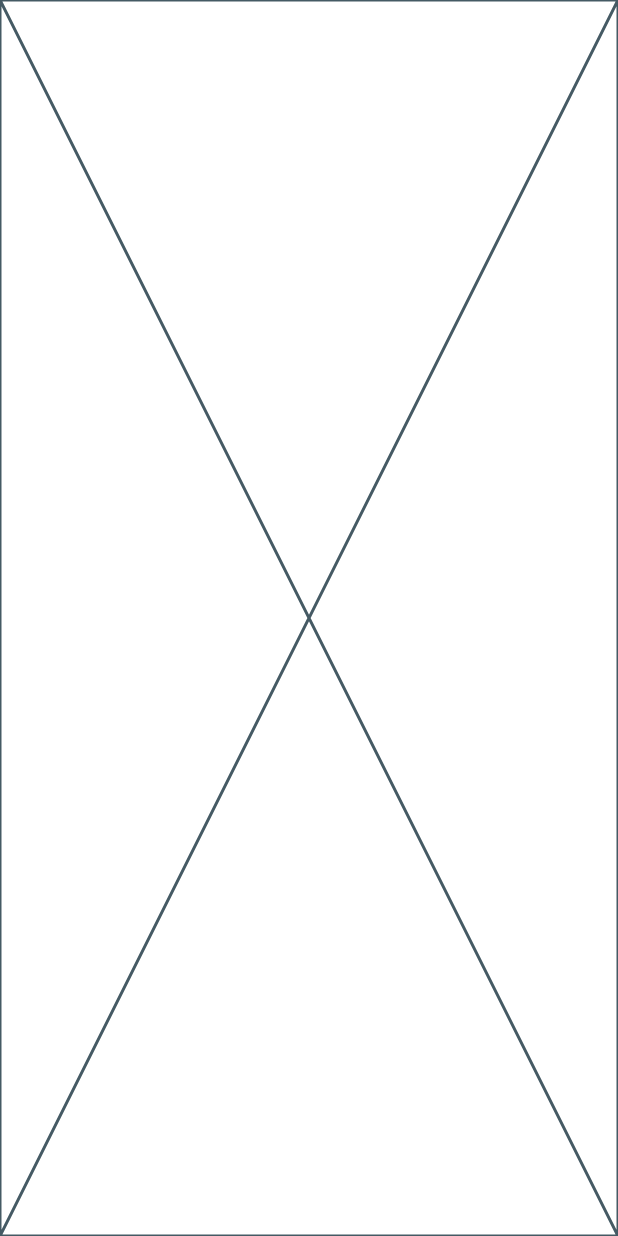
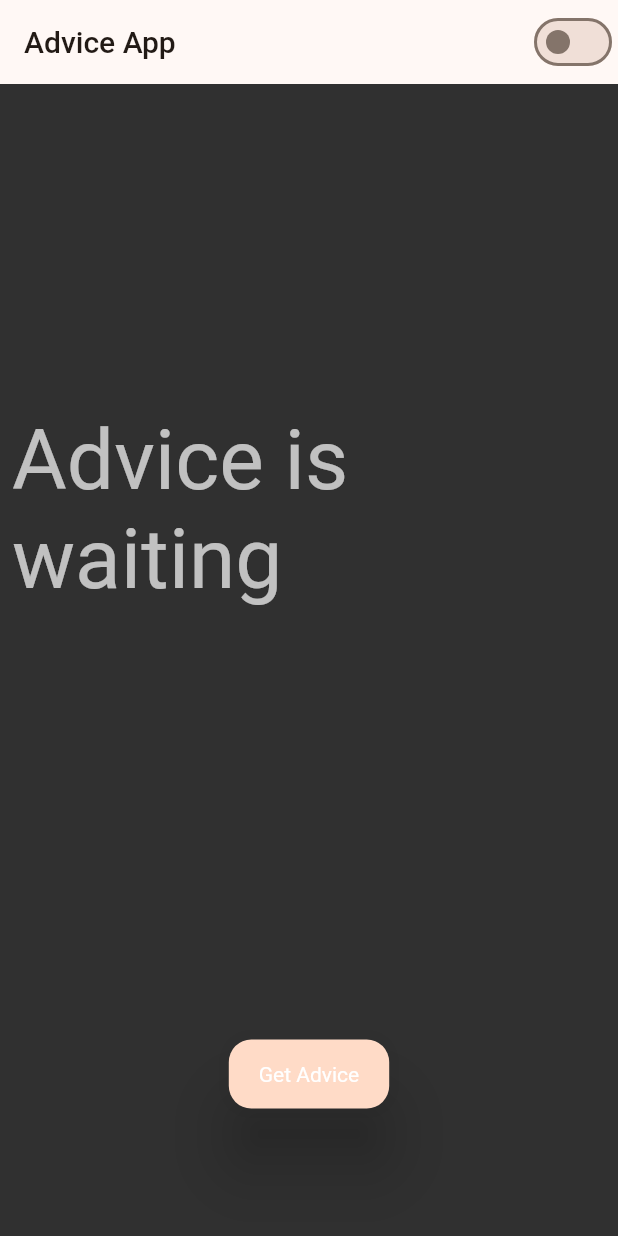
Before and after one commit to amostori/flutter_clean_architecture, a Flutter app: the screen it shows after launch, on a phone screen of 412 x 824 dp. Run offline on Flutter 3.47's test engine with Material 2 defaults, Android fonts, the phone set to English and light mode, and no system bars; our stand-ins replace bloc, equatable, flutter_bloc.

Commit message:
cubit, bloc, equitable added

```diff
--- a/lib/application/routing/routes.dart
+++ b/lib/application/routing/routes.dart
@@ -10,11 +10,11 @@ class RouteGenerator {
     switch (routeSettings.name) {
       case Routes.homeRoute:
         return MaterialPageRoute(
-          builder: (_) => HomeScreen(),
+          builder: (_) => const HomeScreenWrapperProvider(),
         );
       default:
         return MaterialPageRoute(
-          builder: (_) => HomeScreen(),
+          builder: (_) => const HomeScreen(),
         );
     }
   }
--- /dev/null
+++ b/lib/presentation/screens/home/cubit/advicer_cubit.dart
@@ -0,0 +1,17 @@
+import 'package:bloc/bloc.dart';
+import 'package:equatable/equatable.dart';
+import 'package:meta/meta.dart';
+import 'package:flutter/material.dart';
+
+part 'advicer_state.dart';
+
+class AdvicerCubit extends Cubit<AdvicerState> {
+  AdvicerCubit() : super(AdvicerInitial());
+
+  void adviceRequested() async {
+    emit(AdvicerOnLoadingState());
+    await Future.delayed(const Duration(seconds: 3), () {});
+    emit(AdvicerOnLoadedState(advice: 'My advice'));
+    debugPrint('advice delivered');
+  }
+}
--- /dev/null
+++ b/lib/presentation/screens/home/cubit/advicer_state.dart
@@ -0,0 +1,19 @@
+part of 'advicer_cubit.dart';
+
+@immutable
+abstract class AdvicerState extends Equatable {
+  @override
+  List<Object?> get props => [];
+}
+
+class AdvicerInitial extends AdvicerState {}
+
+class AdvicerOnLoadingState extends AdvicerState {}
+
+class AdvicerOnLoadedState extends AdvicerState {
+  final String advice;
+
+  AdvicerOnLoadedState({required this.advice});
+}
+
+class AdvicerOnErrorState extends AdvicerState {}
--- a/lib/presentation/screens/home/home.dart
+++ b/lib/presentation/screens/home/home.dart
@@ -1,4 +1,22 @@
+import 'package:advicer/application/theme_provider/theme.dart';
+import 'package:advicer/presentation/screens/home/cubit/advicer_cubit.dart';
+import 'package:advicer/presentation/screens/home/widget/advice_field.dart';
+import 'package:advicer/presentation/screens/home/widget/custom_button.dart';
 import 'package:flutter/material.dart';
+import 'package:flutter_bloc/flutter_bloc.dart';
+import 'package:provider/provider.dart';
+
+class HomeScreenWrapperProvider extends StatelessWidget {
+  const HomeScreenWrapperProvider({Key? key}) : super(key: key);
+
+  @override
+  Widget build(BuildContext context) {
+    return BlocProvider(
+      create: (context) => AdvicerCubit(),
+      child: const HomeScreen(),
+    );
+  }
+}
 
 class HomeScreen extends StatelessWidget {
   const HomeScreen({Key? key}) : super(key: key);
@@ -6,6 +24,57 @@ class HomeScreen extends StatelessWidget {
 
   @override
   Widget build(BuildContext context) {
-    return const Placeholder();
+    final themeData = Theme.of(context);
+    return Consumer<ThemeProvider>(
+        builder: (context, themeProvider, child) => Scaffold(
+              appBar: AppBar(
+                title: const Text('Advice App'),
+                actions: <Widget>[
+                  Switch(
+                    value: themeProvider.isDark,
+                    onChanged: (_) {
+                      themeProvider.toggleTheme();
+                    },
+                  )
+                ],
+              ),
+              body: Padding(
+                padding: const EdgeInsets.all(8.0),
+                child: Column(
+                  children: [
+                    Expanded(
+                      child: BlocBuilder<AdvicerCubit, AdvicerState>(
+                          builder: (context, state) {
+                        if (state is AdvicerInitial) {
+                          return Center(
+                            child: Text(
+                              'Advice is waiting',
+                              style: themeData.textTheme.displayMedium,
+                            ),
+                          );
+                        } else if (state is AdvicerOnLoadingState) {
+                          return const Center(
+                              child: CircularProgressIndicator());
+                        } else if (state is AdvicerOnLoadedState) {
+                          return AdviceField(advice: state.advice);
+                        } else if (state is AdvicerOnErrorState) {
+                          return const AdviceField(advice: 'error');
+                        } else {
+                          return const SizedBox();
+                        }
+                      }),
+                    ),
+                    SizedBox(
+                      height: 200,
+                      child: Center(
+                          child: CustomButton(
+                        onTap: () => BlocProvider.of<AdvicerCubit>(context)
+                            .adviceRequested,
+                      )),
+                    ),
+                  ],
+                ),
+              ),
+            ));
   }
 }
--- /dev/null
+++ b/lib/presentation/screens/home/widget/custom_button.dart
@@ -0,0 +1,33 @@
+import 'package:flutter/material.dart';
+
+class CustomButton extends StatelessWidget {
+  const CustomButton({this.onTap, super.key});
+
+  final Function()? onTap;
+
+  @override
+  Widget build(BuildContext context) {
+    final themeData = Theme.of(context);
+    return InkResponse(
+      onTap: onTap?.call(),
+      child: Material(
+        elevation: 20,
+        borderRadius: BorderRadius.circular(15),
+        child: Container(
+          decoration: BoxDecoration(
+            borderRadius: BorderRadius.circular(15),
+            color: onTap == null
+                ? themeData.colorScheme.errorContainer
+                : themeData.colorScheme.primaryContainer,
+          ),
+          child: const Padding(
+            padding: EdgeInsets.symmetric(horizontal: 20, vertical: 15),
+            child: Text(
+              'Get Advice',
+            ),
+          ),
+        ),
+      ),
+    );
+  }
+}
--- a/pubspec.yaml
+++ b/pubspec.yaml
@@ -36,6 +36,8 @@ dependencies:
   # Use with the CupertinoIcons class for iOS style icons.
   cupertino_icons: ^1.0.2
   provider: ^6.0.5
+  flutter_bloc: ^8.1.2
+  equatable: ^2.0.5
 
 dev_dependencies:
   flutter_test:
```
Also changed, not shown: lib/presentation/screens/home/widget/advice_field.dart (added, +29 -0 lines), lib/presentation/screens/home/widget/app_bar.dart (added, +23 -0 lines), lib/presentation/screens/home/widget/error_message.dart (added, +31 -0 lines), pubspec.lock.
